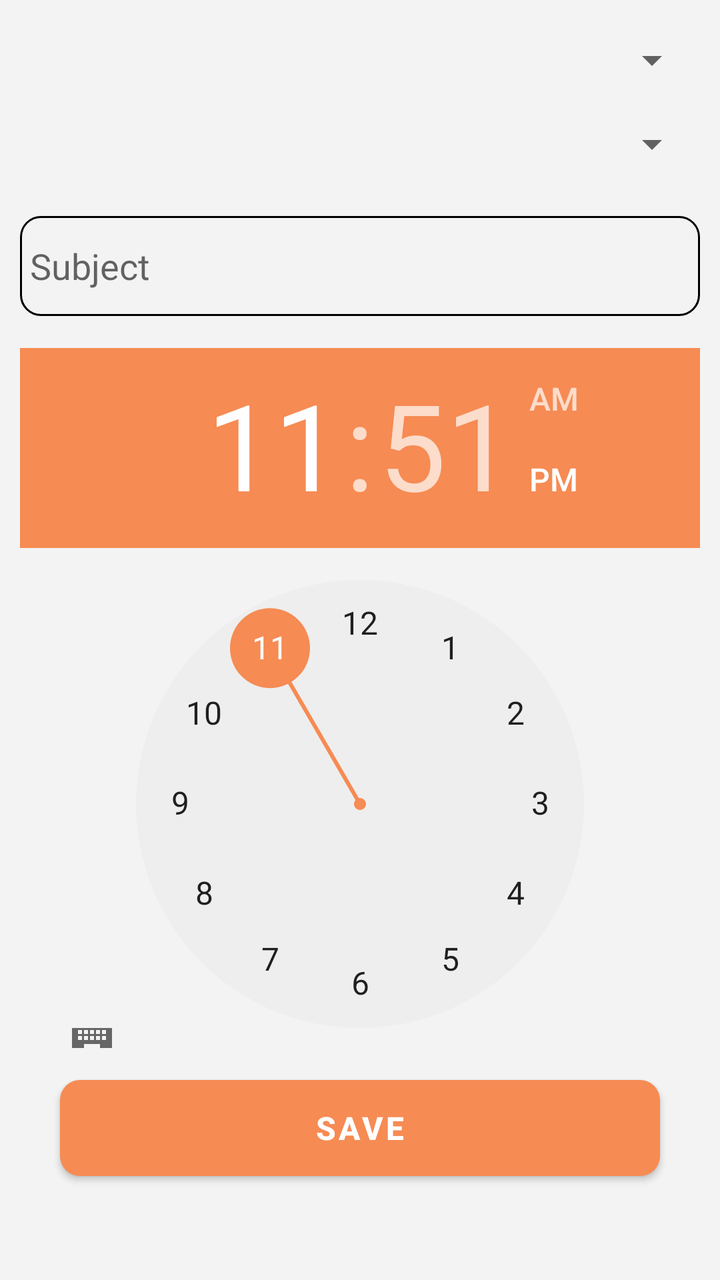
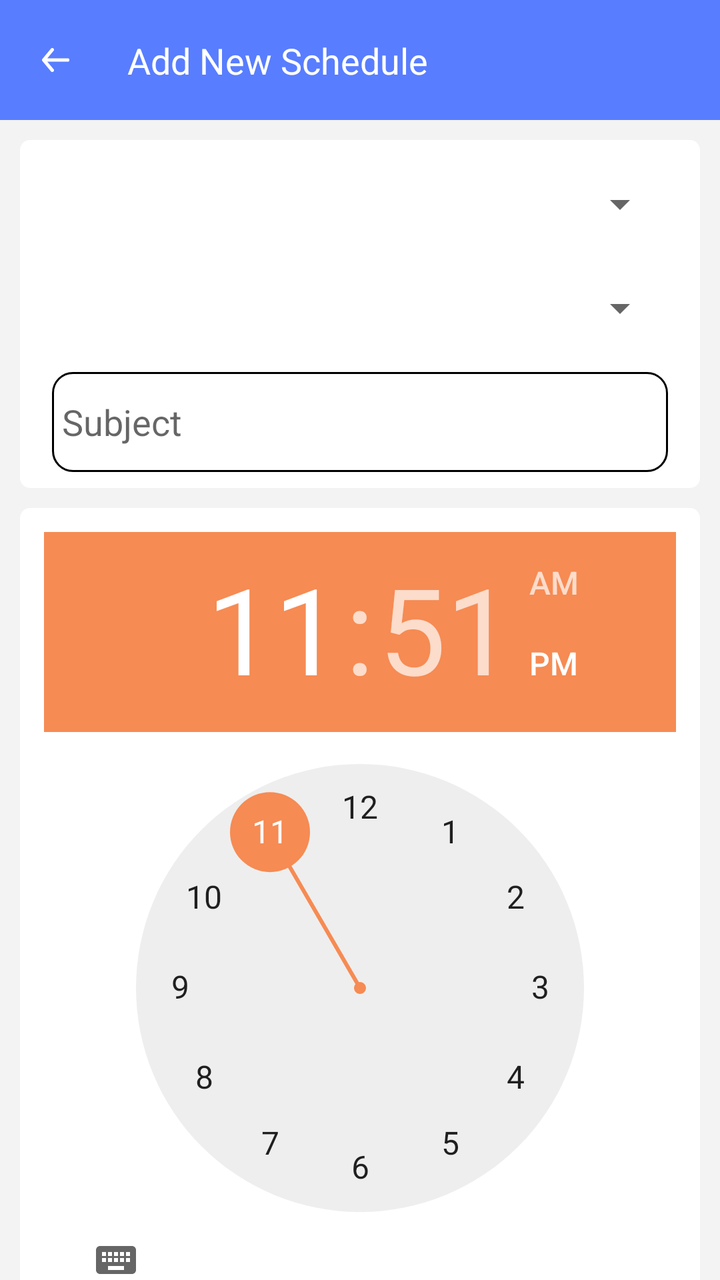

An Android layout rendered at two revisions. The XML below is the earlier revision; the diff shows what the commit changed to produce the second picture.
<!-- AndroidManifest.xml: application theme Theme.StudyShechdular -->
<!-- res/layout/activity_new_schedule.xml -->
<?xml version="1.0" encoding="utf-8"?>
<androidx.core.widget.NestedScrollView
    xmlns:android="http://schemas.android.com/apk/res/android"
    xmlns:app="http://schemas.android.com/apk/res-auto"
    xmlns:tools="http://schemas.android.com/tools"
    android:layout_width="match_parent"
    android:layout_height="match_parent"
    android:background="@color/bg_color"
    tools:context=".ui.NewScheduleActivity">
    <RelativeLayout
        android:layout_width="wrap_content"
        android:layout_height="wrap_content">

        <Spinner
            android:id="@+id/daySpinner"
            android:layout_width="match_parent"
            android:layout_height="40dp"
            android:layout_gravity="start|top"
            android:layout_marginLeft="10dp"
            android:layout_marginTop="10sp"
            android:layout_marginRight="10dp" />

        <Spinner
            android:id="@+id/itemSpinner"
            android:layout_width="match_parent"
            android:layout_height="40dp"
            android:layout_below="@+id/daySpinner"
            android:layout_gravity="fill"
            android:layout_marginLeft="10dp"
            android:layout_marginTop="2sp"
            android:layout_marginRight="10dp" />

        <EditText
            android:id="@+id/subjectTextView"
            android:layout_width="match_parent"
            android:layout_height="50dp"
            android:layout_below="@id/itemSpinner"
            android:layout_marginLeft="10dp"
            android:layout_marginTop="16dp"
            android:layout_marginRight="10dp"
            android:background="@drawable/ed_bg"
            android:hint="Subject"
            android:padding="5dp" />

        <TimePicker
            android:id="@+id/timePicker"
            android:layout_width="match_parent"
            android:layout_height="350dp"
            android:layout_below="@id/subjectTextView"
            android:layout_marginLeft="10dp"
            android:layout_marginTop="16dp"
            android:layout_marginRight="10dp" />

        <com.google.android.material.button.MaterialButton
            android:id="@+id/saveButton"
            android:layout_width="match_parent"
            android:layout_height="wrap_content"
            android:layout_below="@id/timePicker"
            android:layout_marginLeft="30dp"
            android:layout_marginTop="16sp"
            android:layout_marginRight="30dp"
            android:layout_marginBottom="12dp"
            android:background="@drawable/orange_drawable"
            android:backgroundTint="@null"
            android:text="SAVE"
            android:textAllCaps="true"
            android:textColor="#ffffff"
            android:textSize="16sp"
            android:textStyle="bold"
            app:backgroundTint="@color/orange_btn_color" />
    </RelativeLayout>
</androidx.core.widget.NestedScrollView>
<!-- resources referenced by this layout -->
<resources>
  <color name="bg_color">#f3f3f3</color>
  <color name="orange_btn_color">#f68b53</color>
  <!-- drawable ed_bg (drawable) -->
  <?xml version="1.0" encoding="utf-8"?>
  <shape xmlns:android="http://schemas.android.com/apk/res/android"
      android:shape="rectangle">
  <stroke android:color="@color/black" android:width="1dp"/>
      <corners android:radius="10dp" />
  </shape>
  <!-- drawable orange_drawable (drawable) -->
  <?xml version="1.0" encoding="utf-8"?>
  <shape xmlns:android="http://schemas.android.com/apk/res/android"
      android:shape="rectangle">
      <solid android:color="@color/orange_btn_color" />
      <corners android:radius="10dp" />
  </shape>
  <style name="Theme.StudyShechdular" parent="Theme.MaterialComponents.DayNight.NoActionBar">
          
          <item name="colorPrimary">@color/lightBlue</item>
          <item name="colorPrimaryVariant">@color/lightBlue</item>
          <item name="colorOnPrimary">@color/white</item>
          
          <item name="colorSecondary">@color/teal_200</item>
          <item name="colorSecondaryVariant">@color/teal_700</item>
          <item name="colorOnSecondary">@color/white</item>
          
          <item name="android:statusBarColor" tools:targetApi="l">?attr/colorPrimaryVariant</item>
          
      </style>
  <color name="black">#FF000000</color>
  <color name="lightBlue">#587dff</color>
  <color name="white">#FFFFFFFF</color>
  <color name="teal_200">#f68b53</color>
  <color name="teal_700">#FF018786</color>
</resources>

<!-- the commit's change to res/layout/activity_new_schedule.xml (unified diff, before → after) -->
@@ -7,59 +7,79 @@
     android:layout_height="match_parent"
     android:background="@color/bg_color"
     tools:context=".ui.NewScheduleActivity">
-    <RelativeLayout
-        android:layout_width="wrap_content"
-        android:layout_height="wrap_content">
+    <androidx.constraintlayout.widget.ConstraintLayout
+        android:layout_width="match_parent"
+        android:layout_height="match_parent">
 
-        <Spinner
-            android:id="@+id/daySpinner"
+
+    <androidx.constraintlayout.widget.ConstraintLayout
+        android:id="@+id/constraintLayout8"
+        android:layout_width="match_parent"
+        android:layout_height="60dp"
+        android:background="@color/lightBlue"
+        app:layout_constraintEnd_toEndOf="parent"
+        app:layout_constraintStart_toStartOf="parent"
+        app:layout_constraintTop_toTopOf="parent">
+
+
+        <ImageView
+            android:id="@+id/back_new_schedule"
+            android:layout_width="wrap_content"
+            android:layout_height="wrap_content"
+            android:layout_marginStart="16dp"
+            android:padding="5dp"
+            app:layout_constraintBottom_toBottomOf="parent"
+            app:layout_constraintStart_toStartOf="parent"
+            app:layout_constraintTop_toTopOf="parent"
+            app:srcCompat="@drawable/back" />
+
+        <TextView
+            android:id="@+id/textView3"
+            android:layout_width="wrap_content"
+            android:layout_height="wrap_content"
+            android:layout_marginStart="24dp"
+            android:text="Add New Schedule"
+            android:textColor="@color/white"
+            android:textSize="18sp"
+            android:textStyle="normal"
+            app:layout_constraintBottom_toBottomOf="@+id/back_new_schedule"
+            app:layout_constraintEnd_toEndOf="parent"
+            app:layout_constraintHorizontal_bias="0.0"
+            app:layout_constraintStart_toEndOf="@+id/back_new_schedule"
+            app:layout_constraintTop_toTopOf="@+id/back_new_schedule" />
+    </androidx.constraintlayout.widget.ConstraintLayout>
+
+        <androidx.constraintlayout.widget.ConstraintLayout
+            android:id="@+id/constraintLayout9"
             android:layout_width="match_parent"
-            android:layout_height="40dp"
-            android:layout_gravity="start|top"
-            android:layout_marginLeft="10dp"
-            android:layout_marginTop="10sp"
-            android:layout_marginRight="10dp" />
+            android:layout_height="wrap_content"
+            android:layout_margin="10dp"
+            android:background="@drawable/main_screen_shapes"
+            app:layout_constraintEnd_toEndOf="parent"
+            app:layout_constraintHorizontal_bias="0.0"
+            app:layout_constraintStart_toStartOf="parent"
+            app:layout_constraintTop_toBottomOf="@+id/constraintLayout10">
 
-        <Spinner
-            android:id="@+id/itemSpinner"
-            android:layout_width="match_parent"
-            android:layout_height="40dp"
-            android:layout_below="@+id/daySpinner"
-            android:layout_gravity="fill"
-            android:layout_marginLeft="10dp"
-            android:layout_marginTop="2sp"
-            android:layout_marginRight="10dp" />
+            <TimePicker
+                android:id="@+id/timePicker"
+                android:layout_width="match_parent"
+                android:layout_height="wrap_content"
+                android:layout_margin="12dp"
+                app:layout_constraintBottom_toBottomOf="parent"
+                app:layout_constraintEnd_toEndOf="parent"
+                app:layout_constraintStart_toStartOf="parent"
+                app:layout_constraintTop_toTopOf="parent" />
 
-        <EditText
-            android:id="@+id/subjectTextView"
-            android:layout_width="match_parent"
-            android:layout_height="50dp"
-            android:layout_below="@id/itemSpinner"
-            android:layout_marginLeft="10dp"
-            android:layout_marginTop="16dp"
-            android:layout_marginRight="10dp"
-            android:background="@drawable/ed_bg"
-            android:hint="Subject"
-            android:padding="5dp" />
-
-        <TimePicker
-            android:id="@+id/timePicker"
-            android:layout_width="match_parent"
-            android:layout_height="350dp"
-            android:layout_below="@id/subjectTextView"
-            android:layout_marginLeft="10dp"
-            android:layout_marginTop="16dp"
-            android:layout_marginRight="10dp" />
+        </androidx.constraintlayout.widget.ConstraintLayout>
 
         <com.google.android.material.button.MaterialButton
             android:id="@+id/saveButton"
             android:layout_width="match_parent"
             android:layout_height="wrap_content"
-            android:layout_below="@id/timePicker"
-            android:layout_marginLeft="30dp"
-            android:layout_marginTop="16sp"
-            android:layout_marginRight="30dp"
-            android:layout_marginBottom="12dp"
+            android:layout_marginStart="32dp"
+            android:layout_marginEnd="32dp"
+            android:layout_marginTop="8dp"
+            android:layout_marginBottom="8dp"
             android:background="@drawable/orange_drawable"
             android:backgroundTint="@null"
             android:text="SAVE"
@@ -67,6 +87,70 @@
             android:textColor="#ffffff"
             android:textSize="16sp"
             android:textStyle="bold"
-            app:backgroundTint="@color/orange_btn_color" />
-    </RelativeLayout>
+            app:backgroundTint="@color/orange_btn_color"
+            app:layout_constraintBottom_toBottomOf="parent"
+            app:layout_constraintEnd_toEndOf="parent"
+            app:layout_constraintStart_toStartOf="parent"
+            app:layout_constraintTop_toBottomOf="@+id/constraintLayout9" />
+
+        <androidx.constraintlayout.widget.ConstraintLayout
+            android:id="@+id/constraintLayout10"
+            android:layout_width="match_parent"
+            android:layout_height="wrap_content"
+
+            android:background="@drawable/main_screen_shapes"
+            android:layout_margin="10dp"
+            app:layout_constraintEnd_toEndOf="parent"
+            app:layout_constraintStart_toStartOf="parent"
+            app:layout_constraintTop_toBottomOf="@+id/constraintLayout8">
+
+            <EditText
+                android:id="@+id/subjectTextView"
+                android:layout_width="match_parent"
+                android:layout_height="50dp"
+                android:layout_below="@id/itemSpinner"
+                android:layout_marginStart="16dp"
+                android:layout_marginTop="12dp"
+                android:layout_marginBottom="8dp"
+                android:layout_marginEnd="16dp"
+                android:background="@drawable/ed_bg"
+                android:hint="Subject"
+                android:padding="5dp"
+                app:layout_constraintBottom_toBottomOf="parent"
+                app:layout_constraintEnd_toEndOf="parent"
+                app:layout_constraintHorizontal_bias="0.0"
+                app:layout_constraintStart_toStartOf="parent"
+                app:layout_constraintTop_toBottomOf="@+id/itemSpinner" />
+
+            <Spinner
+                android:id="@+id/itemSpinner"
+                android:layout_width="match_parent"
+                android:layout_height="40dp"
+                android:layout_below="@+id/daySpinner"
+                android:layout_gravity="fill"
+                android:layout_marginStart="16dp"
+                android:layout_marginTop="12dp"
+                android:layout_marginEnd="16dp"
+                app:layout_constraintEnd_toEndOf="@+id/daySpinner"
+                app:layout_constraintHorizontal_bias="0.0"
+                app:layout_constraintStart_toStartOf="@+id/daySpinner"
+                app:layout_constraintTop_toBottomOf="@+id/daySpinner" />
+
+            <Spinner
+                android:id="@+id/daySpinner"
+                android:layout_width="match_parent"
+                android:layout_height="40dp"
+                android:layout_gravity="start|top"
+                android:layout_marginStart="16dp"
+                android:layout_marginTop="12dp"
+                android:layout_marginEnd="16dp"
+                app:layout_constraintEnd_toEndOf="parent"
+                app:layout_constraintHorizontal_bias="0.0"
+                app:layout_constraintStart_toStartOf="parent"
+                app:layout_constraintTop_toTopOf="parent" />
+        </androidx.constraintlayout.widget.ConstraintLayout>
+
+
+    </androidx.constraintlayout.widget.ConstraintLayout>
+
 </androidx.core.widget.NestedScrollView>
<!-- resource entries referenced after the edit -->
@@ -8,6 +8,15 @@
       android:shape="rectangle">
   <stroke android:color="@color/black" android:width="1dp"/>
       <corners android:radius="10dp" />
+  </shape>
+  <!-- drawable main_screen_shapes (drawable) -->
+  <?xml version="1.0" encoding="utf-8"?>
+  <shape xmlns:android="http://schemas.android.com/apk/res/android"
+      android:shape="rectangle">
+  
+      <solid android:color="@color/white" />
+      <corners android:radius="5dp" />
+  
   </shape>
   <!-- drawable orange_drawable (drawable) -->
   <?xml version="1.0" encoding="utf-8"?>
@@ -32,6 +41,17 @@
   <color name="black">#FF000000</color>
   <color name="lightBlue">#587dff</color>
   <color name="white">#FFFFFFFF</color>
+  <!-- drawable back (drawable) -->
+  <vector xmlns:android="http://schemas.android.com/apk/res/android"
+      android:width="13.634dp"
+      android:height="11.931dp"
+      android:viewportWidth="13.634"
+      android:viewportHeight="11.931">
+    <path
+        android:pathData="M12.782,5.114L2.676,5.114l3.093,-3.713a0.853,0.853 0,0 0,-1.312 -1.091L0.2,5.421a1.021,1.021 0,0 0,-0.077 0.128,0.108 0.108,0 0,1 -0.06,0.111 0.852,0.852 0,0 0,-0.06 0.307,0.852 0.852,0 0,0 0.06,0.307 0.108,0.108 0,0 0,0.06 0.111,1.021 1.021,0 0,0 0.077,0.128l4.261,5.113a0.853,0.853 0,0 0,1.314 -1.089l-3.093,-3.715h10.1a0.852,0.852 0,1 0,0 -1.7z"
+        android:fillColor="#fff"
+        android:fillType="evenOdd"/>
+  </vector>
   <color name="teal_200">#f68b53</color>
   <color name="teal_700">#FF018786</color>
 </resources>
